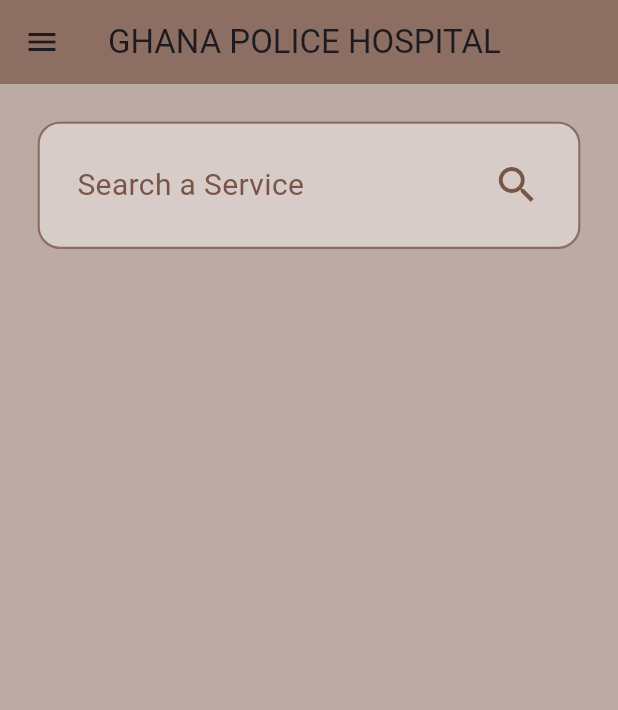
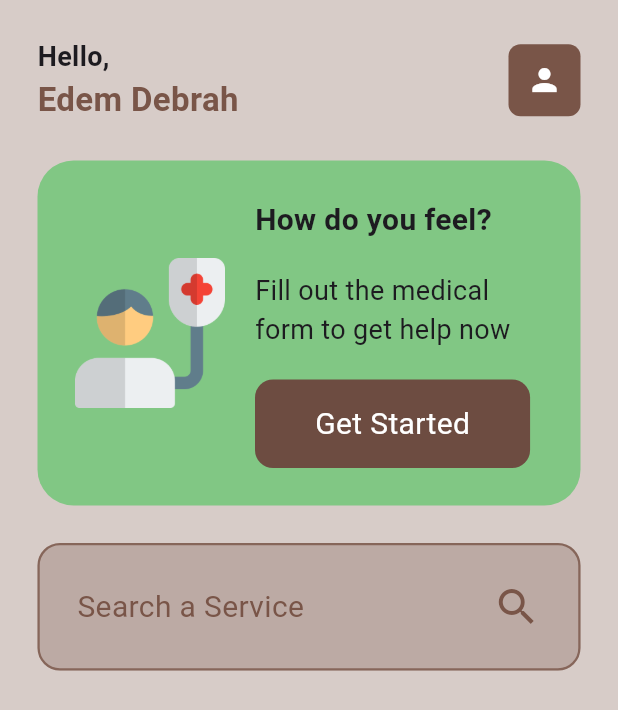
Before and after one commit to edemdebrah/ghana_police_hospital, a Flutter app: the HomePage screen opened directly, on a phone screen of 412 x 824 dp. Shown: the top 710 px of the screen. Run offline on Flutter 3.47's test engine with Material 2 defaults, Android fonts, the phone set to English and light mode, and no system bars.

Commit message:
homepage update rev3

```diff
--- a/lib/pages/home_page.dart
+++ b/lib/pages/home_page.dart
@@ -1,4 +1,5 @@
 import 'package:flutter/material.dart';
+import 'package:ghana_police_hospital/utils/glass_button.dart';
 
 class HomePage extends StatelessWidget {
   const HomePage({super.key});
@@ -6,26 +7,131 @@
   @override
   Widget build(BuildContext context) {
     return Scaffold(
-      backgroundColor: Colors.brown[200],
-      appBar: AppBar(
-        backgroundColor: Colors.brown[400],
-        leading: IconButton(
-          onPressed: () {},
-          icon: Icon(Icons.menu),
-        ),
-        title: Text('GHANA POLICE HOSPITAL'),
-      ),
-      body: Padding(
+      backgroundColor: Colors.brown[100],
+      body: SafeArea(
+        child: Padding(
           padding: const EdgeInsets.all(25.0),
           child: Column(
             children: [
+              //welcome user section
+              Row(
+                mainAxisAlignment: MainAxisAlignment.spaceBetween,
+                children: [
+                  Column(
+                    crossAxisAlignment: CrossAxisAlignment.start,
+                    children: [
+                      Text(
+                        'Hello,',
+                        style: TextStyle(
+                          fontSize: 18,
+                          fontWeight: FontWeight.bold,
+                        ),
+                      ),
+                      Text(
+                        'Edem Debrah',
+                        style: TextStyle(
+                          fontWeight: FontWeight.bold,
+                          fontSize: 22,
+                          color: Colors.brown,
+                        ),
+                      ),
+                    ],
+                  ),
+                  Container(
+                    padding: EdgeInsets.all(12),
+                    decoration: BoxDecoration(
+                      color: Colors.brown,
+                      borderRadius: BorderRadius.circular(
+                        8,
+                      ),
+                    ),
+                    child: Icon(
+                      Icons.person,
+                      size: 24,
+                      color: Colors.white,
+                    ),
+                  )
+                ],
+              ),
+              SizedBox(
+                height: 25,
+              ),
+
+              //hospital card -> how can we help?
+              Container(
+                padding: EdgeInsets.all(25),
+                decoration: BoxDecoration(
+                  color: Colors.green[300],
+                  borderRadius: BorderRadius.circular(24),
+                ),
+                child: Row(
+                    mainAxisAlignment: MainAxisAlignment.spaceBetween,
+                    children: [
+                      Container(
+                        height: 100,
+                        child: Image.asset('lib/images/patient.png'),
+                      ),
+                      SizedBox(
+                        width: 20,
+                      ),
+                      Expanded(
+                        child: Column(
+                          crossAxisAlignment: CrossAxisAlignment.start,
+                          children: [
+                            Text(
+                              'How do you feel?',
+                              style: TextStyle(
+                                fontWeight: FontWeight.bold,
+                                fontSize: 20,
+                              ),
+                            ),
+                            SizedBox(
+                              height: 20,
+                            ),
+                            Text(
+                              'Fill out the medical form to get help now',
+                              style: TextStyle(
+                                fontSize: 18,
+                              ),
+                            ),
+                            SizedBox(
+                              height: 20,
+                            ),
+                            Container(
+                              padding: EdgeInsets.symmetric(
+                                horizontal: 40,
+                                vertical: 15,
+                              ),
+                              decoration: BoxDecoration(
+                                color: Colors.brown[600],
+                                borderRadius: BorderRadius.circular(
+                                  12,
+                                ),
+                              ),
+                              child: Text(
+                                'Get Started',
+                                style: TextStyle(
+                                  fontSize: 20,
+                                  color: Colors.white,
+                                ),
+                              ),
+                            )
+                          ],
+                        ),
+                      )
+                    ]),
+              ),
+
+              SizedBox(
+                height: 25,
+              ),
               //search bar for user to search a service.
               Container(
                 padding: EdgeInsets.all(
                   25,
                 ),
                 decoration: BoxDecoration(
-                color: Colors.brown[100],
+                  color: Colors.brown[200],
                   border: Border.all(
                     color: Colors.brown.withOpacity(0.8),
                     width: 1.5,
@@ -55,6 +161,7 @@
             ],
           ),
         ),
+      ),
     );
   }
 }
```
Also changed, not shown: SCREENSHOT_UI/home_page rev2.png (added), SCREENSHOT_UI/home_page rev3.png (added), SCREENSHOT_UI/home_page rev4.png (added), lib/images/intro.png (added), lib/images/intro2.png (added), lib/images/intro4.png (added), lib/images/patient.png (added), lib/images/patient2.webp (added), lib/images/patient4.webp (added). Lines whose indentation alone changed are shown as unchanged.
